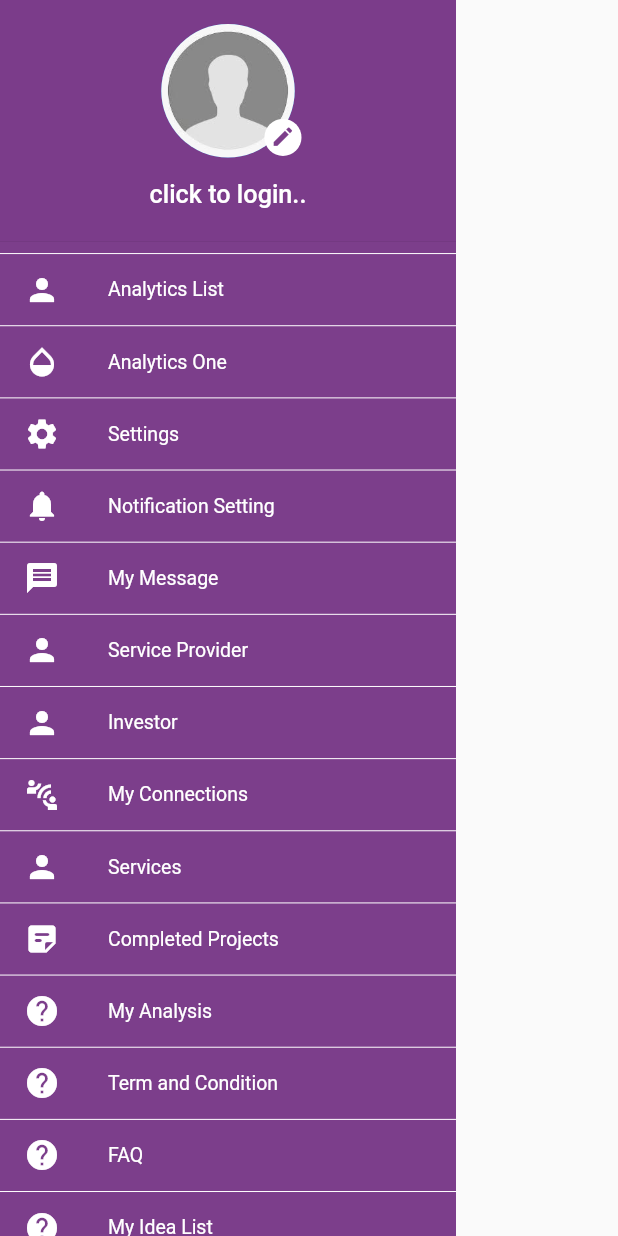
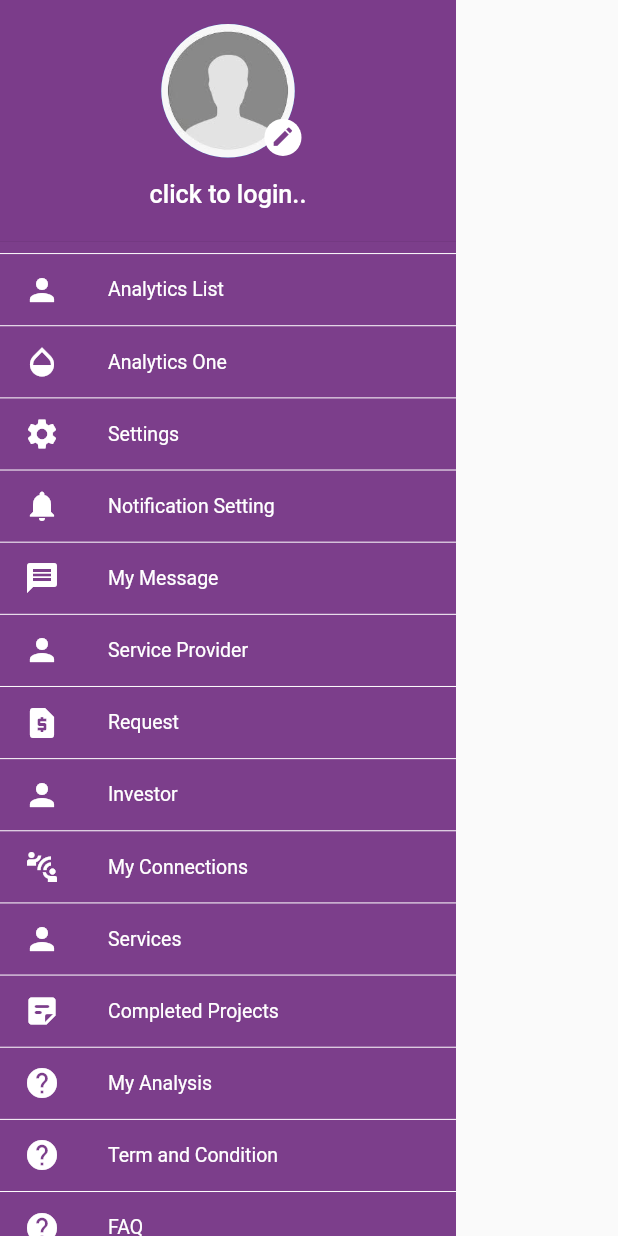
Before and after one commit to rahmanrezaee/onion, a Flutter app: the MyDrawer widget shown alone on an empty page, opened directly, on a phone screen of 412 x 824 dp. Run offline on Flutter 3.47's test engine with Material 2 defaults, Android fonts, the phone set to English and light mode, and no system bars; our stand-ins replace auto_size_text, carousel_slider, dio, firebase_auth, firebase_core, flutter_inner_drawer and 8 more; missing offline and left inert: flutter_echarts, syncfusion_flutter_maps; accounts and stored records are empty; network calls fail.

Commit message:
add request ui

```diff
--- a/lib/pages/CustomDrawerPage.dart
+++ b/lib/pages/CustomDrawerPage.dart
@@ -2,7 +2,6 @@ import 'package:flutter/material.dart';
 import 'package:flutter_inner_drawer/inner_drawer.dart';
 import 'package:onion/pages/Services.dart';
 import 'package:provider/provider.dart';
-
 import '../pages/Home.dart';
 import '../statemanagment/DrawerScaffold.dart';
 import '../const/color.dart';
--- a/lib/widgets/AnalysisWidget/Drawer.dart
+++ b/lib/widgets/AnalysisWidget/Drawer.dart
@@ -1,6 +1,8 @@
 import 'dart:math';
 
+import 'package:http/http.dart';
 import 'package:onion/pages/Settings.dart';
+import 'package:onion/pages/request.dart';
 import 'package:onion/services/SimpleHttp.dart';
 import 'package:provider/provider.dart';
 import 'package:flutter/material.dart';
@@ -184,6 +186,13 @@ class MyDrawer extends StatelessWidget {
                 icon: Icons.person,
                 justPush: true,
               ),
+              Divider(color: Colors.white, height: 0.1),
+              myListTile(
+                  context: context,
+                  name: "Request",
+                  icon: Icons.request_page,
+                  routeName: RequestPage.routeName,
+                  justPush: true),
               Divider(color: Colors.white, height: 0.1),
               myListTile(
                 context: context,
```
Also changed, not shown: lib/main.dart (+6 -11 lines), lib/pages/Services.dart (+10 -7 lines), lib/pages/request.dart (added, +62 -0 lines).
